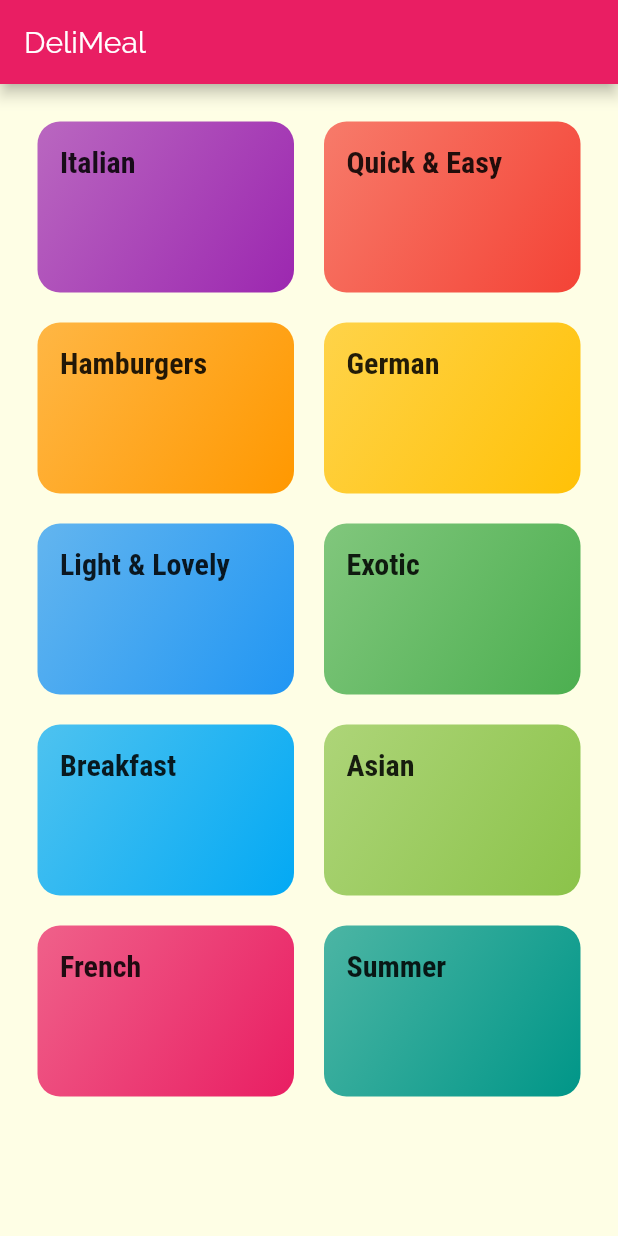
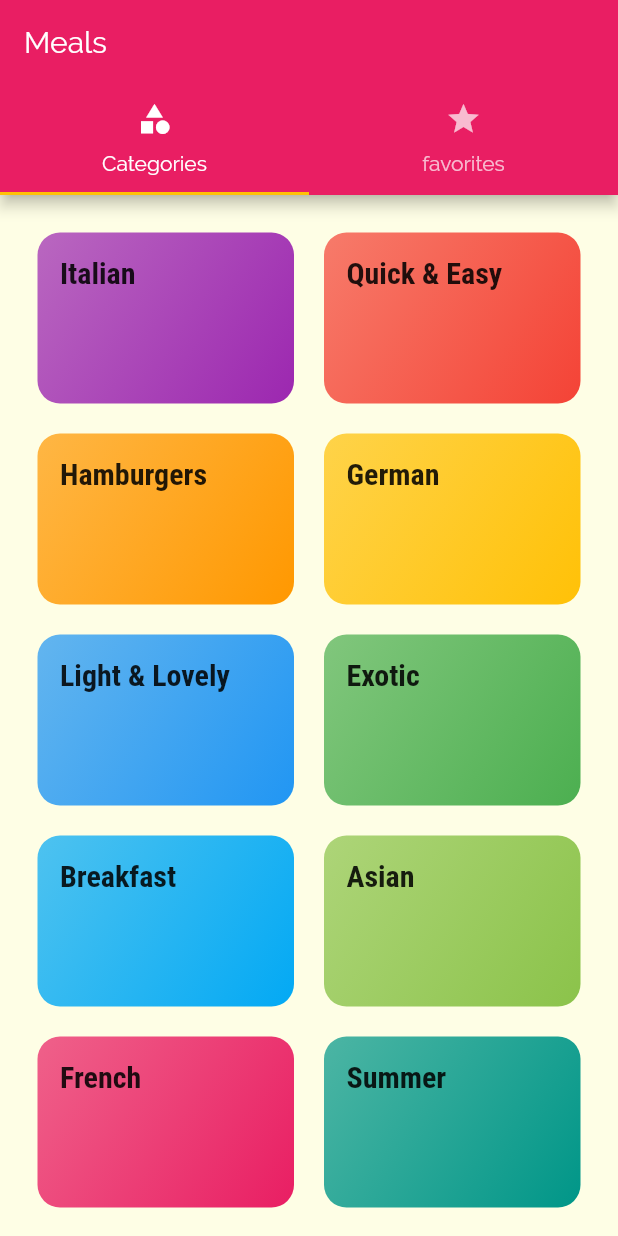
Before and after one commit to abdulbaqisky/meals, a Flutter app: the screen it shows after launch, on a phone screen of 412 x 824 dp. Run offline on Flutter 3.47's test engine with Material 2 defaults, Android fonts, the phone set to English and light mode, and no system bars.

```diff
--- a/lib/main.dart
+++ b/lib/main.dart
@@ -2,6 +2,7 @@ import 'package:flutter/material.dart';
 import 'package:meals/screens/categories_screen.dart';
 import 'package:meals/screens/category_meals_screens.dart';
 import 'package:meals/screens/meal_detail_screen.dart';
+import 'package:meals/screens/tabs_screen.dart';
 
 void main() {
   runApp(MyApp());
@@ -33,7 +34,7 @@ class MyApp extends StatelessWidget {
       //home: CategoriesScreen(),
       initialRoute: '/',
       routes: {
-        '/': (ctx) => CategoriesScreen(),
+        '/': (ctx) => TabsScreen(),
         CategoryMealsScreen.routeName: (ctx) => CategoryMealsScreen(),
         MealDetailScreen.routeName: (ctx) => MealDetailScreen(),
       },
--- a/lib/screens/categories_screen.dart
+++ b/lib/screens/categories_screen.dart
@@ -5,11 +5,7 @@ import 'package:meals/dummy_data.dart';
 class CategoriesScreen extends StatelessWidget {
   @override
   Widget build(BuildContext context) {
-    return Scaffold(
-      appBar: AppBar(
-        title: const Text('DeliMeal'),
-      ),
-      body: GridView(
+    return GridView(
       padding: EdgeInsets.all(25),
       gridDelegate: SliverGridDelegateWithMaxCrossAxisExtent(
         maxCrossAxisExtent: 200,
@@ -19,11 +15,9 @@ class CategoriesScreen extends StatelessWidget {
       ),
       children: DUMMY_CATEGORIES
           .map(
-              (catData) =>
-                  CategoryItem(catData.id, catData.title, catData.color),
+            (catData) => CategoryItem(catData.id, catData.title, catData.color),
           )
           .toList(),
-      ),
     );
   }
 }
--- /dev/null
+++ b/lib/screens/favorites_screen.dart
@@ -0,0 +1,10 @@
+import 'package:flutter/material.dart';
+
+class FavoritesScreen extends StatelessWidget {
+  @override
+  Widget build(BuildContext context) {
+    return Center(
+      child: Text('The favorites'),
+    );
+  }
+}
--- /dev/null
+++ b/lib/screens/tabs_screen.dart
@@ -0,0 +1,40 @@
+import 'package:flutter/material.dart';
+import 'package:meals/screens/categories_screen.dart';
+
+import 'favorites_screen.dart';
+
+class TabsScreen extends StatefulWidget {
+  @override
+  _TabsScreenState createState() => _TabsScreenState();
+}
+
+class _TabsScreenState extends State<TabsScreen> {
+  @override
+  Widget build(BuildContext context) {
+    return DefaultTabController(
+        length: 2,
+        child: Scaffold(
+          appBar: AppBar(
+            title: Text('Meals'),
+            bottom: TabBar(
+              tabs: [
+                Tab(
+                  icon: Icon(Icons.category),
+                  text: 'Categories',
+                ),
+                Tab(
+                  icon: Icon(Icons.star),
+                  text: 'favorites',
+                ),
+              ],
+            ),
+          ),
+          body: TabBarView(
+            children: [
+              CategoriesScreen(),
+              FavoritesScreen(),
+            ],
+          ),
+        ));
+  }
+}
```
Lines whose indentation alone changed are shown as unchanged.
